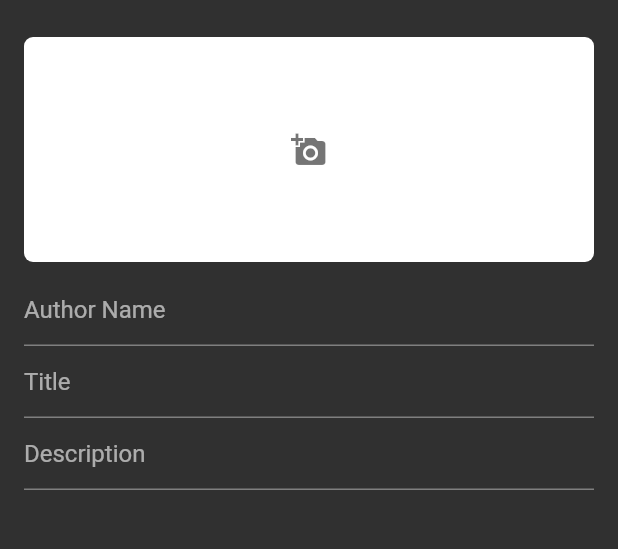
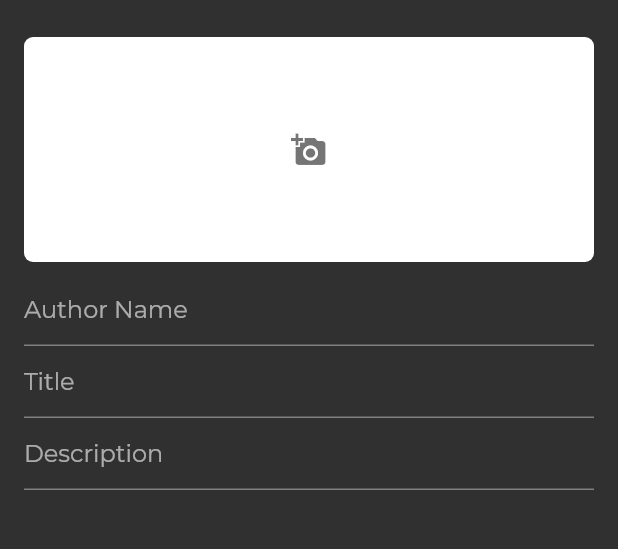
Before and after one commit to imalisusan/blog.application, a Flutter app: the CreateBlog screen opened directly, on a phone screen of 412 x 824 dp, the part 62-611 px from its top. Run offline on Flutter 3.47's test engine with Material 2 defaults, Android fonts, the phone set to English and light mode, and no system bars.

Commit message:
Design create_blog screen UI

```diff
--- a/lib/views/create_blog.dart
+++ b/lib/views/create_blog.dart
@@ -68,6 +68,7 @@ class _CreateBlogState extends State<CreateBlog> {
                 children: [
                   TextField(
                     decoration: InputDecoration(hintText: "Author Name"),
+                    style: TextStyle(fontFamily: 'Montserrat'),
                     onChanged: (val) {
                       authorName = val;
                     },
@@ -75,6 +76,7 @@ class _CreateBlogState extends State<CreateBlog> {
 
                   TextField(
                     decoration: InputDecoration(hintText: "Title"),
+                    style: TextStyle(fontFamily: 'Montserrat'),
                     onChanged: (val) {
                       title = val;
                     },
@@ -82,6 +84,7 @@ class _CreateBlogState extends State<CreateBlog> {
 
                   TextField(
                     decoration: InputDecoration(hintText: "Description"),
+                    style: TextStyle(fontFamily: 'Montserrat'),
                     onChanged: (val) {
                       description = val;
                     },
```
